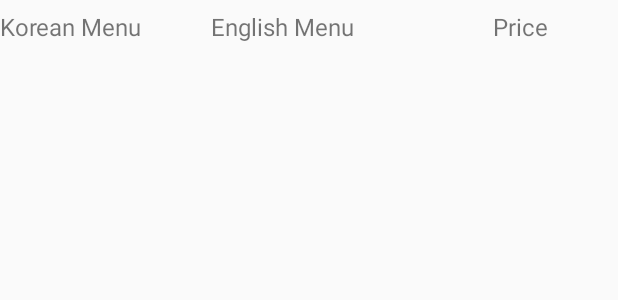
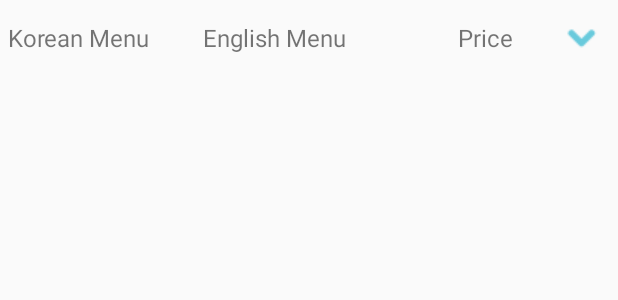
Before and after one commit to MenuLearning/ET, an Android app: the layout item_translation.xml on its own in the app's theme, with its tools: preview values and no code run, on a phone screen of 412 x 824 dp. Shown: the top 300 px of the screen. Run offline under Robolectric (Android 15) with nearby library versions, the phone set to English and light mode, and no system bars.

Commit message:
modify TranslationActivity

```diff
--- a/menuUI/app/src/main/res/layout/fragment_detail.xml
+++ b/menuUI/app/src/main/res/layout/fragment_detail.xml
@@ -29,6 +29,7 @@
             android:backgroundTint="@android:color/transparent"
             android:background="@android:color/transparent"
             />
+        <!--
         <Button
             android:id="@+id/test_btn"
             android:layout_width="wrap_content"
@@ -39,6 +40,7 @@
             android:backgroundTint="@android:color/transparent"
             android:background="@android:color/transparent"
             />
+            -->
     </LinearLayout>
 
     <androidx.recyclerview.widget.RecyclerView
--- a/menuUI/app/src/main/res/layout/fragment_freeboard.xml
+++ b/menuUI/app/src/main/res/layout/fragment_freeboard.xml
@@ -9,7 +9,8 @@
         android:layout_width="match_parent"
         android:layout_height="wrap_content"
         android:orientation="horizontal"
-        app:layout_constraintBottom_toTopOf="@+id/freeboard_recycler_view">
+        app:layout_constraintBottom_toTopOf="@+id/freeboard_recycler_view"
+        android:visibility="gone">
 
         <TextView
             android:layout_width="wrap_content"
--- a/menuUI/app/src/main/res/layout/fragment_search.xml
+++ b/menuUI/app/src/main/res/layout/fragment_search.xml
@@ -106,7 +106,7 @@
         android:layout_alignParentStart="true"
         android:gravity="center_horizontal"
         android:inputType="number"
-        android:text="1"
+        android:text="1000"
         app:layout_constraintLeft_toLeftOf="parent"
         app:layout_constraintTop_toBottomOf="@+id/from_country"/>
 
--- a/menuUI/app/src/main/res/layout/item_translation.xml
+++ b/menuUI/app/src/main/res/layout/item_translation.xml
@@ -1,20 +1,25 @@
 <?xml version="1.0" encoding="utf-8"?>
 <LinearLayout xmlns:android="http://schemas.android.com/apk/res/android"
-    android:orientation="horizontal" android:layout_width="match_parent"
+    android:orientation="vertical" android:layout_width="match_parent"
     android:layout_height="wrap_content">
+    <LinearLayout
+        android:layout_width="wrap_content"
+        android:layout_height="50dp"
+        android:gravity="center_vertical"
+        android:orientation="horizontal">
 
         <TextView
             android:id="@+id/item_translation_korean_tv"
-        android:layout_width="wrap_content"
+            android:layout_width="130dp"
             android:layout_height="35dp"
-        android:layout_weight="1"
+            android:layout_marginLeft="5dp"
             android:gravity="center_vertical"
             android:textSize="16dp"
             android:text="Korean Menu"/>
 
         <TextView
             android:id="@+id/item_translation_result_tv"
-        android:layout_width="wrap_content"
+            android:layout_width="170dp"
             android:layout_height="35dp"
             android:layout_weight="2"
             android:gravity="center_vertical"
@@ -23,10 +28,34 @@
 
         <TextView
             android:id="@+id/item_translation_price_tv"
-        android:layout_width="wrap_content"
+            android:layout_width="70dp"
             android:layout_height="35dp"
-        android:layout_weight="1"
             android:gravity="center_vertical"
             android:textSize="16dp"
             android:text="Price"/>
+
+        <ImageButton
+            android:id="@+id/item_translation_more_info_btn"
+            android:layout_width="wrap_content"
+            android:layout_height="wrap_content"
+            android:src="@drawable/ic_arrow_down_24"
+            android:layout_gravity="center_vertical"
+            android:layout_marginRight="10dp"
+            android:backgroundTint="@android:color/transparent"
+            android:background="@android:color/transparent"/>
     </LinearLayout>
+
+    <View
+        android:id="@+id/item_line"
+        android:layout_width="match_parent"
+        android:layout_height="0.5dp"
+        android:layout_margin="5dp"
+        android:background="@color/dark_grey"
+        android:visibility="gone"/>
+    <TextView
+        android:id="@+id/item_translation_explanation_tv"
+        android:layout_width="match_parent"
+        android:layout_height="wrap_content"
+        android:layout_margin="5dp"
+        android:visibility="gone" />
+</LinearLayout>
--- a/menuUI/app/src/main/res/values/array.xml
+++ b/menuUI/app/src/main/res/values/array.xml
@@ -1,6 +1,7 @@
 <?xml version="1.0" encoding="utf-8"?>
 <resources>
     <string-array name="my_array">
+        <item>Korea KRW</item>
         <item>Australia AUD </item>
         <item>Canada CAD </item>
         <item>China CNY </item>
```
Also changed, not shown: menuUI/app/src/main/java/com/example/s1/menuui/DetailViewFragment.kt (+0 -16 lines), menuUI/app/src/main/java/com/example/s1/menuui/FreeBoardFragment.kt (+4 -3 lines), menuUI/app/src/main/java/com/example/s1/menuui/SearchFragment.kt (+13 -8 lines), menuUI/app/src/main/java/com/example/s1/menuui/TranslationActivity.kt (+39 -9 lines), menuUI/app/src/main/res/drawable-v24/ic_arrow_down_20.png (added), menuUI/app/src/main/res/drawable-v24/ic_arrow_down_24.png (added), menuUI/app/src/main/res/drawable-v24/ic_arrow_up_24.png (added), 437 other files. Lines whose indentation alone changed are shown as unchanged.
